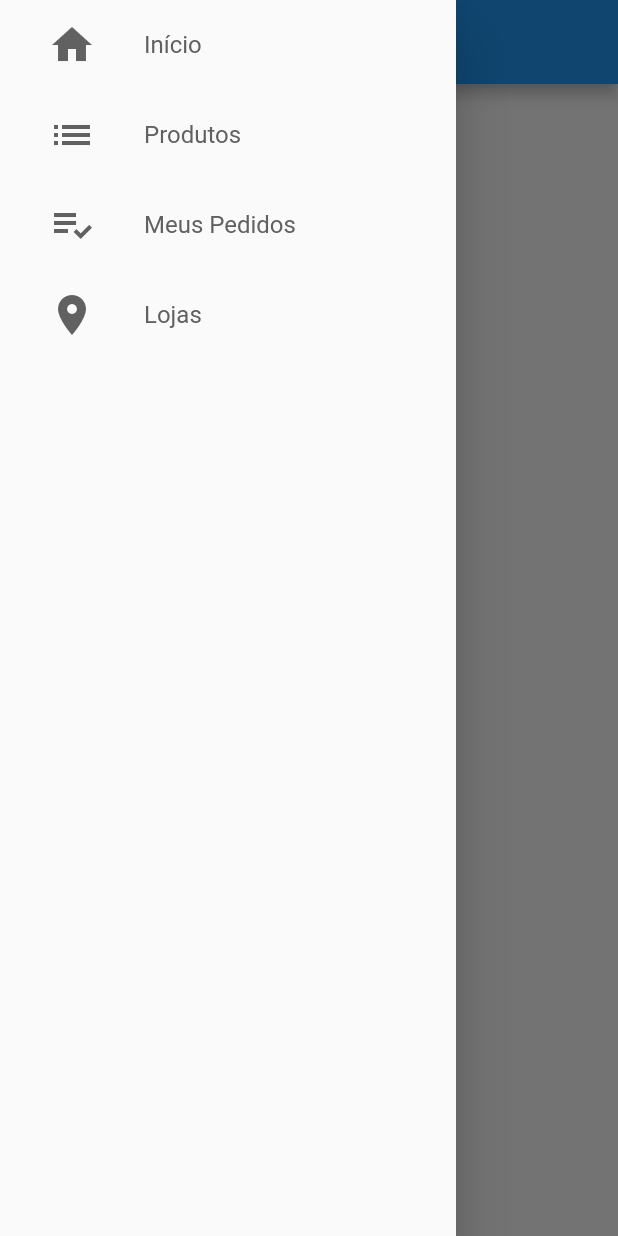
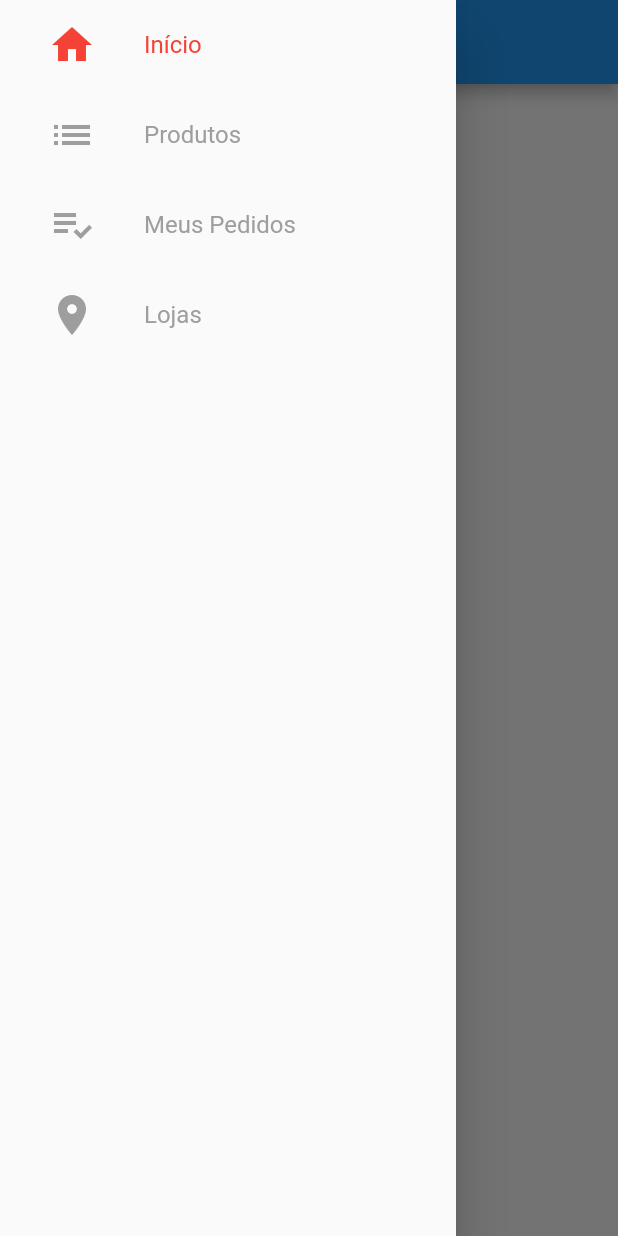
Before and after one commit to Dan-Source/ecommerce_app, a Flutter app: the screen it shows after launch, with the side drawer open, on a phone screen of 412 x 824 dp. Run offline on Flutter 3.47's test engine with Material 2 defaults, Android fonts, the phone set to English and light mode, and no system bars; our stand-ins replace cloud_firestore, firebase_core; accounts and stored records are empty.

Commit message:
Add drawer to alter bettween pages

```diff
--- a/lib/common/custom_drawer/costum_drawer.dart
+++ b/lib/common/custom_drawer/costum_drawer.dart
@@ -9,22 +9,22 @@ class CostumDrawer extends StatelessWidget {
     const DrawerTile home = DrawerTile(
       icon: Icons.home,
       title: 'Início',
-      page: 1,
+      page: 0,
     );
     const DrawerTile products = DrawerTile(
       icon: Icons.list,
       title: 'Produtos',
-      page: 2,
+      page: 1,
     );
     const DrawerTile order = DrawerTile(
       icon: Icons.playlist_add_check,
       title: 'Meus Pedidos',
-      page: 3,
+      page: 2,
     );
     const DrawerTile shops = DrawerTile(
       icon: Icons.location_on,
       title: 'Lojas',
-      page: 4,
+      page: 3,
     );
     return Drawer(
       child: ListView(
--- a/lib/common/custom_drawer/drawer_tile.dart
+++ b/lib/common/custom_drawer/drawer_tile.dart
@@ -1,4 +1,6 @@
 import 'package:flutter/material.dart';
+import 'package:provider/provider.dart';
+import 'package:ecommerce_app/models/page_manager.dart';
 
 class DrawerTile extends StatelessWidget {
   const DrawerTile({
@@ -14,9 +16,11 @@ class DrawerTile extends StatelessWidget {
 
   @override
   Widget build(BuildContext context) {
+    final int currentPage = context.watch<PageManager>().page;
+
     return InkWell(
       onTap: () {
-        debugPrint('$title was tapped');
+        context.read<PageManager>().setPage(page);
       },
       child: SizedBox(
       height: 60,
@@ -27,14 +31,14 @@ class DrawerTile extends StatelessWidget {
               child: Icon(
                 icon,
                 size: 32,
-                color: Colors.grey[700],
+                color: currentPage == page ? Colors.red: Colors.grey[500],
               ),
             ),
             Text(
               title,
               style: TextStyle(
                 fontSize: 16,
-                color: Colors.grey[700],
+                color: currentPage == page ? Colors.red: Colors.grey[500],
               ),
             ),
           ],
--- a/lib/models/page_manager.dart
+++ b/lib/models/page_manager.dart
@@ -0,0 +1,16 @@
+import 'package:flutter/cupertino.dart';
+
+class PageManager {
+  final PageController _pageController;
+  int page = 0;
+
+  PageManager(this._pageController);
+
+  void setPage(int page) {
+    if(page == page) {
+      return;
+    }
+    page = page;
+    _pageController.jumpToPage(page);
+  }
+}
--- a/lib/screens/base/base_screen.dart
+++ b/lib/screens/base/base_screen.dart
@@ -1,6 +1,7 @@
 import 'package:ecommerce_app/common/custom_drawer/costum_drawer.dart';
 import 'package:flutter/material.dart';
-
+import 'package:provider/provider.dart';
+import 'package:ecommerce_app/models/page_manager.dart';
 
 class BaseScreen extends StatelessWidget {
   static final pageController = PageController();
@@ -8,12 +9,12 @@ class BaseScreen extends StatelessWidget {
   const BaseScreen({
     Key? key,
   }) : super(key: key);
-  // final PageController pageController = PageController();
-
 
   @override
   Widget build(BuildContext context) {
-    return PageView(
+    return Provider(
+      create: (_) => PageManager(pageController),
+      child: PageView(
         controller: pageController,
         physics: const NeverScrollableScrollPhysics(),
         children: <Widget>[
@@ -40,6 +41,7 @@ class BaseScreen extends StatelessWidget {
             color: Colors.blue,
           ),
         ]
+      ),
     );
   }
 }
```
Also changed, not shown: lib/main.dart (+0 -85 lines). Lines whose indentation alone changed are shown as unchanged.
